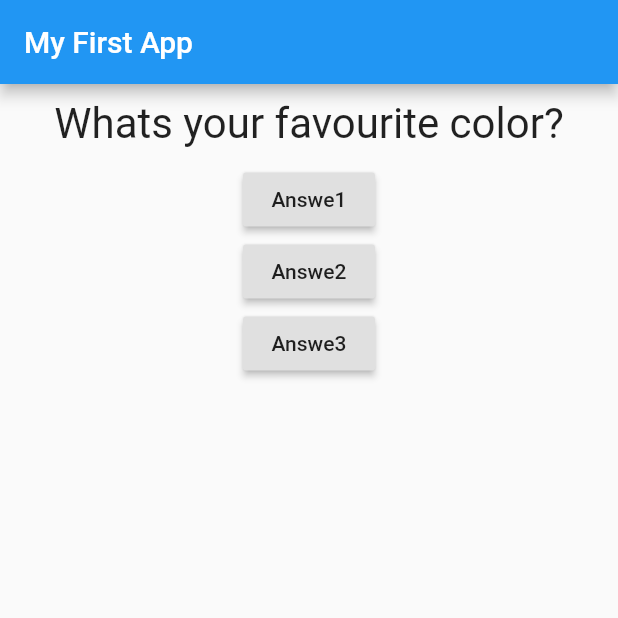
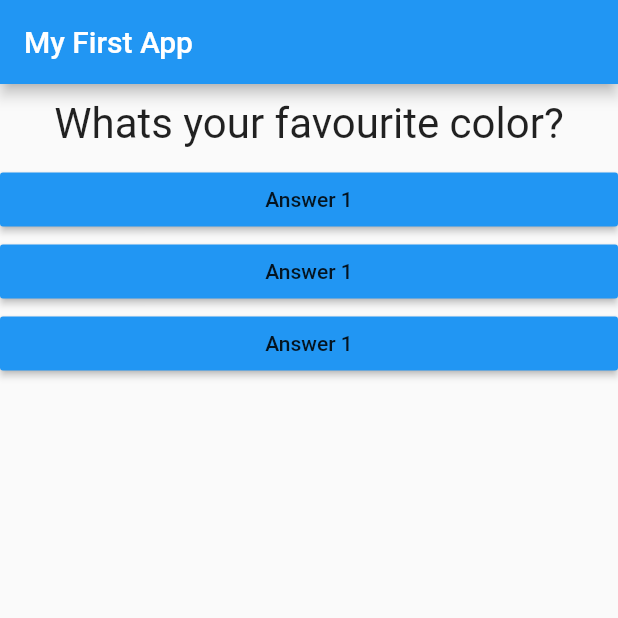
Before and after one commit to Kadweka/mobileapps-flutter, a Flutter app: the screen it shows after launch, on a phone screen of 412 x 824 dp, the top half of it. Run offline on Flutter 3.47's test engine with Material 2 defaults, Android fonts, the phone set to English and light mode, and no system bars.

Commit message:
add more dar files

```diff
--- /dev/null
+++ b/lib/answer.dart
@@ -0,0 +1,17 @@
+import 'package:flutter/material.dart';
+
+class Answer extends StatelessWidget {
+  final Function selectHandler;
+  Answer(this.selectHandler);
+  @override
+  Widget build(BuildContext context) {
+    return Container(
+      width: double.infinity,
+      child: RaisedButton(
+        color: Colors.blue,
+        child: Text("Answer 1"),
+        onPressed: selectHandler,
+      ),
+    );
+  }
+}
--- a/lib/main.dart
+++ b/lib/main.dart
@@ -1,5 +1,6 @@
 import 'package:flutter/material.dart';
 import './question.dart';
+import './answer.dart';
 // void main() {
 //   runApp(MyApp());
 // }
@@ -38,18 +39,9 @@
         body: Column(
           children: [
             Question(questions[_questionIndex]),
-            RaisedButton(
-              child: Text("Answe1"),
-              onPressed: answerQuestion,
-            ),
-            RaisedButton(
-              child: Text("Answe2"),
-              onPressed: () => print("Answer 2 chossen"),
-            ),
-            RaisedButton(
-              child: Text("Answe3"),
-              onPressed: () => print("Answer 3 chossen"),
-            ),
+            Answer(answerQuestion),
+            Answer(answerQuestion),
+            Answer(answerQuestion),
           ],
         ),
       ),
```
